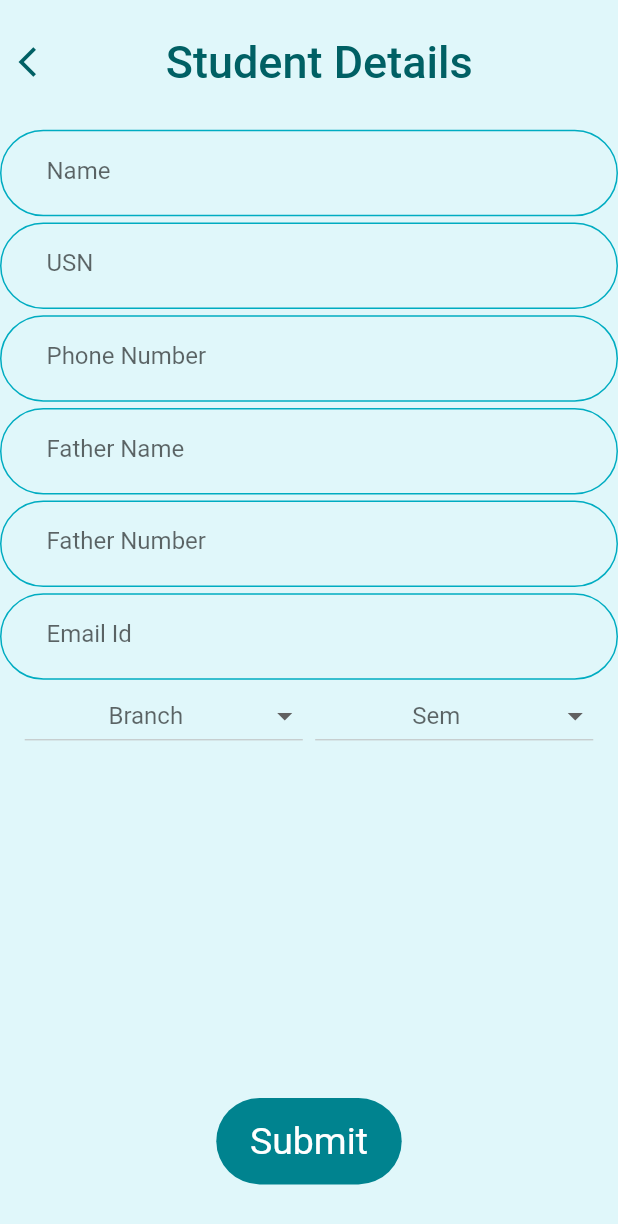
After one commit to yukthi14/student_contact, a Flutter app: the screen it shows after launch, after a tap on an icon or button, on a phone screen of 412 x 824 dp. The commit adds this screen. Shown: the top 1224 px of the screen. Run offline on Flutter 3.47's test engine with Material 2 defaults, Android fonts, the phone set to English and light mode, and no system bars; our stand-ins replace fluttertoast, sqflite; accounts and stored records are empty.

Commit message:
60% completed

```diff
--- a/lib/FirstPage.dart
+++ b/lib/FirstPage.dart
@@ -1,4 +1,7 @@
+import 'package:flutter/cupertino.dart';
 import 'package:flutter/material.dart';
+import 'package:student_contact/SecondPage.dart';
+import 'package:student_contact/ThirdPage.dart';
 
 class FirstPage extends StatefulWidget {
   const FirstPage({Key? key}) : super(key: key);
@@ -16,6 +19,7 @@ class _FirstPageState extends State<FirstPage> {
   @override
   Widget build(BuildContext context) {
     return Scaffold(
+      resizeToAvoidBottomInset: false,
       backgroundColor: Colors.cyan.shade50,
       body: Column(
         children: <Widget>[
@@ -36,6 +40,7 @@ class _FirstPageState extends State<FirstPage> {
               ),
             ],
           ),
+          //------------------SEARCH BAR---------------------------------
           Container(
             decoration: BoxDecoration(
                 color: const Color(0xfff5f8fd),
@@ -95,9 +100,35 @@ class _FirstPageState extends State<FirstPage> {
                   },
                 ),
               ),
+
             ],
-          )
+          ),
+          GestureDetector(
+            onTap: (){
+              Navigator.push(context, CupertinoPageRoute(builder: (context)=> const ThirdPage()));
+            },
+
+            child: Container(
+              width: MediaQuery.of(context).size.width*0.3,
+              height: MediaQuery.of(context).size.height*0.07,
+              margin: EdgeInsets.only(top: MediaQuery.of(context).size.height*0.66),
+              decoration: BoxDecoration(
+                color:  Colors.cyan.shade800,
+                borderRadius: BorderRadius.circular(30),
+              ),
+              child:const Center(child: Text("Show",style: TextStyle(fontSize: 25,color: Colors.white),)),
+            ),
+          ),
         ],
+      ),
+      floatingActionButton: FloatingActionButton(
+        elevation: 25.0,
+        backgroundColor: Colors.cyan.shade800,
+        foregroundColor:  Colors.white,
+        child: const Text("+",style: TextStyle(fontSize: 25),),
+        onPressed: (){
+          Navigator.push(context,MaterialPageRoute(builder: (context)=>const SecondPage()));
+        },
       ),
     );
   }
--- /dev/null
+++ b/lib/SecondPage.dart
@@ -0,0 +1,266 @@
+import 'package:flutter/material.dart';
+import 'package:fluttertoast/fluttertoast.dart';
+import 'package:student_contact/sqflitedb/database.dart';
+
+
+class SecondPage extends StatefulWidget {
+  const SecondPage({Key? key}) : super(key: key);
+
+  @override
+  State<SecondPage> createState() => _SecondPageState();
+}
+
+class _SecondPageState extends State<SecondPage> {
+  final TextEditingController _controllerName=TextEditingController();
+  final TextEditingController _controllerUSN=TextEditingController();
+  final TextEditingController _controllerPhoneNumber=TextEditingController();
+  final TextEditingController _controllerFatherName=TextEditingController();
+  final TextEditingController _controllerFatherNumber=TextEditingController();
+  final TextEditingController _controllerEmailId=TextEditingController();
+
+  String? value;
+  String? value1;
+  final branch = ['ISE', 'CSE', 'ME', 'ECE', 'AI'];
+  final sem = ['1', '2', '3', '4', '5', '6', '7', '8'];
+
+  DropdownMenuItem<String> buildMenuItem(String item) =>
+      DropdownMenuItem(value: item, child: Text(item));
+
+  @override
+  Widget build(BuildContext context) {
+    return Scaffold(
+      resizeToAvoidBottomInset: false,
+      backgroundColor: Colors.cyan.shade50,
+      body: Column(
+        children: [
+          Row(
+            children: [
+              SizedBox(
+                width: MediaQuery.of(context).size.width,
+                height: MediaQuery.of(context).size.height * 0.1,
+                child: Row(
+                  children: [
+                    GestureDetector(
+                      onTap: (){
+                        Navigator.pop(context);
+                      },
+                      child: Container(
+
+                        margin: EdgeInsets.only(left: MediaQuery.of(context).size.width*0.03),
+                        child: Icon(Icons.arrow_back_ios,color: Colors.cyan.shade900,),),
+                    ),
+                    Container(
+                        margin: EdgeInsets.only(left: MediaQuery.of(context).size.width*0.18),
+                        child: Text(
+                          "Student Details",
+                          style: TextStyle(fontSize: 30,color: Colors.cyan.shade900,fontWeight:FontWeight.w500),
+                        )),
+                  ],
+                ),
+              ),
+            ],
+          ),
+          // --------------------------------CONTAINER WITH TEXTFIELD-------------------------------------
+          Container(
+            width:  MediaQuery.of(context).size.width,
+            height:  MediaQuery.of(context).size.height*0.07,
+            margin: EdgeInsets.only(top:  MediaQuery.of(context).size.height*0.005),
+            decoration: BoxDecoration(
+              border: Border.all(color:Colors.cyan.shade600 ),
+              borderRadius: BorderRadius.circular(40),
+            ),
+            child: Padding(
+              padding: const EdgeInsets.only(left: 30.0,top: 2),
+              child: TextField(
+                controller: _controllerName,
+                decoration: const InputDecoration(
+                  hintText: "Name",
+                  border: InputBorder.none,
+                ),
+              ),
+            ),
+          ),
+
+          Container(
+            width:  MediaQuery.of(context).size.width,
+            height:  MediaQuery.of(context).size.height*0.07,
+            margin: EdgeInsets.only(top:  MediaQuery.of(context).size.height*0.005),
+            decoration: BoxDecoration(
+              border: Border.all(color:Colors.cyan.shade600 ),
+              borderRadius: BorderRadius.circular(40),
+            ),
+            child: Padding(
+              padding: const EdgeInsets.only(left: 30.0,top: 2),
+              child: TextField(
+                controller: _controllerUSN,
+                maxLength: 10,
+                decoration: const InputDecoration(
+                  hintText: "USN",
+                  counterText: "",
+                  border: InputBorder.none,
+                ),
+              ),
+            ),
+          ),
+          Container(
+            width:  MediaQuery.of(context).size.width,
+            height:  MediaQuery.of(context).size.height*0.07,
+            margin: EdgeInsets.only(top:  MediaQuery.of(context).size.height*0.005),
+            decoration: BoxDecoration(
+              border: Border.all(color:Colors.cyan.shade600 ),
+              borderRadius: BorderRadius.circular(40),
+            ),
+            child: Padding(
+              padding: const EdgeInsets.only(left: 30.0,top: 2),
+              child: TextField(
+                controller: _controllerPhoneNumber,
+                keyboardType: TextInputType.number,
+                maxLength: 10,
+                decoration: const InputDecoration(
+                  counterText: "",
+                  hintText: "Phone Number",
+                  border: InputBorder.none,
+                ),
+              ),
+            ),
+          ),
+          Container(
+            width:  MediaQuery.of(context).size.width,
+            height:  MediaQuery.of(context).size.height*0.07,
+            margin: EdgeInsets.only(top:  MediaQuery.of(context).size.height*0.005),
+            decoration: BoxDecoration(
+              border: Border.all(color:Colors.cyan.shade600 ),
+              borderRadius: BorderRadius.circular(40),
+            ),
+            child: Padding(
+              padding: const EdgeInsets.only(left: 30.0,top: 2),
+              child: TextField(
+                controller: _controllerFatherName,
+                decoration: const InputDecoration(
+                  hintText: "Father Name",
+                  border: InputBorder.none,
+                ),
+              ),
+            ),
+          ),
+          Container(
+            width:  MediaQuery.of(context).size.width,
+            height:  MediaQuery.of(context).size.height*0.07,
+            margin: EdgeInsets.only(top:  MediaQuery.of(context).size.height*0.005),
+            decoration: BoxDecoration(
+              border: Border.all(color:Colors.cyan.shade600 ),
+              borderRadius: BorderRadius.circular(40),
+            ),
+            child: Padding(
+              padding: const EdgeInsets.only(left: 30.0,top: 2),
+              child: TextField(
+                controller: _controllerFatherNumber,
+                keyboardType: TextInputType.number,
+                maxLength: 10,
+                decoration: const InputDecoration(
+                  hintText: "Father Number",
+                  counterText: "",
+                  border: InputBorder.none,
+                ),
+              ),
+            ),
+          ),
+          Container(
+            width:  MediaQuery.of(context).size.width,
+            height:  MediaQuery.of(context).size.height*0.07,
+            margin: EdgeInsets.only(top:  MediaQuery.of(context).size.height*0.005),
+            decoration: BoxDecoration(
+              border: Border.all(color:Colors.cyan.shade600 ),
+              borderRadius: BorderRadius.circular(40),
+            ),
+            child: Padding(
+              padding: const EdgeInsets.only(left: 30.0,top: 2),
+              child: TextField(
+                controller: _controllerEmailId,
+                decoration: const InputDecoration(
+                  hintText: "Email Id",
+                  border: InputBorder.none,
+                ),
+              ),
+            ),
+          ),
+          // ----------------------DROPDOWN BOX--------------------------------------------
+          Row(
+            children: [
+              Container(
+                width: MediaQuery.of(context).size.width * 0.45,
+                margin: EdgeInsets.only(
+                    left: MediaQuery.of(context).size.height * 0.02),
+                child: DropdownButton<String>(
+                  hint: const Center(child: Text("Branch")),
+                  isExpanded: true,
+                  value: value,
+                  items: branch.map(buildMenuItem).toList(),
+                  onChanged: (value) {
+                    setState(() {
+                      this.value = value!;
+                    });
+                  },
+                ),
+              ),
+              Container(
+                width: MediaQuery.of(context).size.width * 0.45,
+                margin: EdgeInsets.only(
+                    left: MediaQuery.of(context).size.height * 0.01),
+                child: DropdownButton<String>(
+                  hint: const Center(child: Text("Sem")),
+                  isExpanded: true,
+                  value: value1,
+                  items: sem.map(buildMenuItem).toList(),
+                  onChanged: (value) {
+                    setState(() {
+                      value1 = value!;
+                    });
+                  },
+                ),
+              ),
+
+            ],
+          ),
+          //------------------------SUBMIT BUTTON-------------------------------------------------
+          Row(
+            mainAxisAlignment: MainAxisAlignment.center,
+            children: [
+              GestureDetector(
+                onTap: () async {
+                  await DatabaseHelper.instance.insertRecord({
+                    DatabaseHelper.dbStudentName:_controllerName.text,
+                    DatabaseHelper.dbStudentUsn:_controllerUSN.text,
+                    DatabaseHelper.dbStudentNumber:_controllerPhoneNumber.text,
+                    DatabaseHelper.dbFatherName:_controllerFatherName.text,
+                    DatabaseHelper.dbFatherNumber:_controllerFatherNumber.text,
+                    DatabaseHelper.dbEmailAddress:_controllerEmailId.text,
+                    DatabaseHelper.dbBranch:value,
+                    DatabaseHelper.dbSem:value1,
+                  });
+                  Fluttertoast.showToast(msg: "Inserted");
+                  Navigator.pop(context);
+                },
+                child: Container(
+                  width: MediaQuery.of(context).size.width * 0.3,
+                  height: MediaQuery.of(context).size.height * 0.07,
+                  margin: EdgeInsets.only(
+                      top: MediaQuery.of(context).size.height * 0.28),
+                  decoration: BoxDecoration(
+                    color: Colors.cyan.shade800,
+                    borderRadius: BorderRadius.circular(30),
+                  ),
+                  child: const Center(
+                      child: Text(
+                        "Submit",
+                        style: TextStyle(fontSize: 25, color: Colors.white),
+                      )),
+                ),
+              ),
+            ],
+          ),
+        ],
+      ),
+    );
+  }
+}
--- /dev/null
+++ b/lib/constants.dart
@@ -0,0 +1,3 @@
+class Lists{
+  static var studentData=[];
+}
--- a/lib/database/studentdb.dart
+++ b/lib/sqfliteDb/database.dart
@@ -5,7 +5,7 @@ import 'package:path_provider/path_provider.dart';
 import 'package:sqflite/sqflite.dart';
 
 class DatabaseHelper {
-  static const dbName = "contact.db";
+  static const dbName = "student_contact.db";
   static const dbVersion = 1;
   static const dbTable = "students";
   static const dbStudentName = "studentName";
@@ -40,6 +40,7 @@ class DatabaseHelper {
       $dbFatherName VARCHAR(50),
       $dbFatherNumber TEXT,
       $dbBranch VARCHAR(10),
+      $dbEmailAddress TEXT,
       $dbSem TEXT
       )
       ''');
--- a/pubspec.yaml
+++ b/pubspec.yaml
@@ -40,6 +40,7 @@ dependencies:
   sqflite: ^2.2.2
   path_provider: ^2.0.11
   path: ^1.8.2
+  fluttertoast: ^8.1.2
 
 
 dev_dependencies:
```
Also changed, not shown: lib/FourthPage.dart (added, +20 -0 lines), lib/ThirdPage.dart (added, +142 -0 lines), pubspec.lock.
